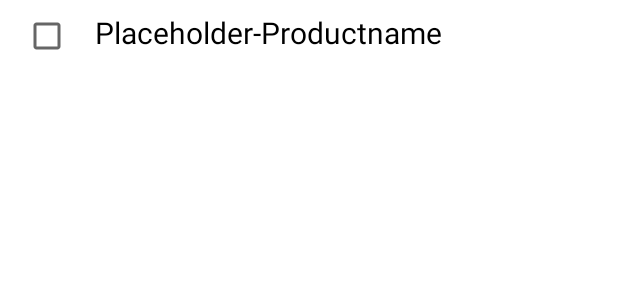
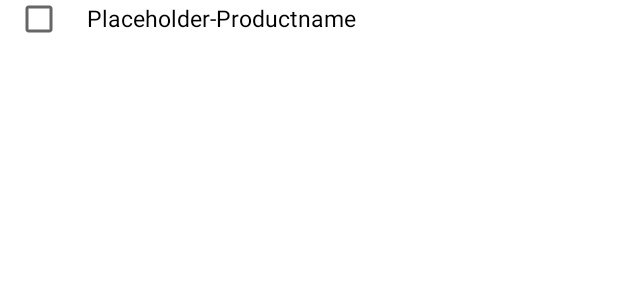
Before and after one commit to Thom-Mon/ShoppingListApp, an Android app: the layout product_linearlayout.xml on its own in the app's theme, with its tools: preview values and no code run, on a phone screen of 412 x 824 dp. Shown: the top 300 px of the screen. Run offline under Robolectric (Android 15) with nearby library versions, the light colour scheme and no system bars.

Commit message:
redone for cordl

```diff
--- a/app/src/main/res/layout/add_product_linearlayout.xml
+++ b/app/src/main/res/layout/add_product_linearlayout.xml
@@ -10,15 +10,17 @@
         android:layout_width="wrap_content"
         android:layout_height="wrap_content"
         android:text="Placeholder-Categoryname"
-        android:layout_margin="20dp"
+        android:layout_marginLeft="10dp"
+        android:layout_marginTop="10dp"
         />
     <EditText
         android:id="@+id/editText_Item_Name"
         android:layout_width="wrap_content"
         android:layout_height="wrap_content"
         android:hint="Produktname eingeben"
+        android:layout_marginLeft="7dp"
         android:singleLine="true"
         android:maxLength="20"
-        android:layout_marginTop="5dp"
+        android:textSize="15dp"
         />
 </LinearLayout>
--- a/app/src/main/res/layout/category_headline_linearlayout.xml
+++ b/app/src/main/res/layout/category_headline_linearlayout.xml
@@ -7,7 +7,7 @@
         android:layout_width="match_parent"
         android:layout_height="wrap_content"
         android:text="Placeholder-Categoryname"
-        android:layout_margin="10dp"
+        android:layout_margin="2dp"
         android:gravity="center"
         android:textColor="@color/black"
         android:backgroundTint="@color/cardview_shadow_end_color"
--- a/app/src/main/res/layout/fragment_shoppinglist.xml
+++ b/app/src/main/res/layout/fragment_shoppinglist.xml
@@ -5,7 +5,6 @@
     android:layout_height="match_parent"
     android:layout_width="match_parent">
 <LinearLayout
-
     android:id="@+id/layout_shoppingList"
     android:layout_width="match_parent"
     android:layout_height="match_parent"
--- a/app/src/main/res/layout/product_linearlayout.xml
+++ b/app/src/main/res/layout/product_linearlayout.xml
@@ -1,14 +1,15 @@
 <?xml version="1.0" encoding="utf-8"?>
 <LinearLayout xmlns:android="http://schemas.android.com/apk/res/android"
     android:layout_width="match_parent"
-    android:layout_height="wrap_content"
-    android:orientation="horizontal">
+    android:layout_height="25dp"
+    android:orientation="horizontal"
+    android:layout_marginTop="0dp">
 
     <androidx.appcompat.widget.AppCompatCheckBox
         android:id="@+id/deletion_checkbox"
         android:layout_width="wrap_content"
-        android:layout_height="wrap_content"
-        android:layout_marginLeft="15dp"
+        android:layout_height="25dp"
+        android:layout_marginLeft="10dp"
         />
     <TextView
         android:id="@+id/textView_product"
@@ -17,6 +18,6 @@
         android:text="Placeholder-Productname"
 
         android:textColor="@color/black"
-        android:textSize="20dp"/>
+        android:textSize="15dp"/>
 
 </LinearLayout>
--- a/app/src/main/res/layout/product_standard_linearlayout.xml
+++ b/app/src/main/res/layout/product_standard_linearlayout.xml
@@ -3,7 +3,8 @@
     android:layout_width="match_parent"
     android:layout_height="wrap_content"
     android:orientation="horizontal"
-    android:layout_margin="5dp">
+    android:layout_margin="5dp"
+    >
 
     <ImageButton
         android:id="@+id/button_reuse_item"
@@ -32,6 +33,6 @@
         android:layout_gravity="center_vertical"
         android:layout_marginLeft="15dp"
         android:textColor="@color/light_grey"
-        android:textSize="20dp"/>
+        android:textSize="18dp"/>
 
 </LinearLayout>
```
